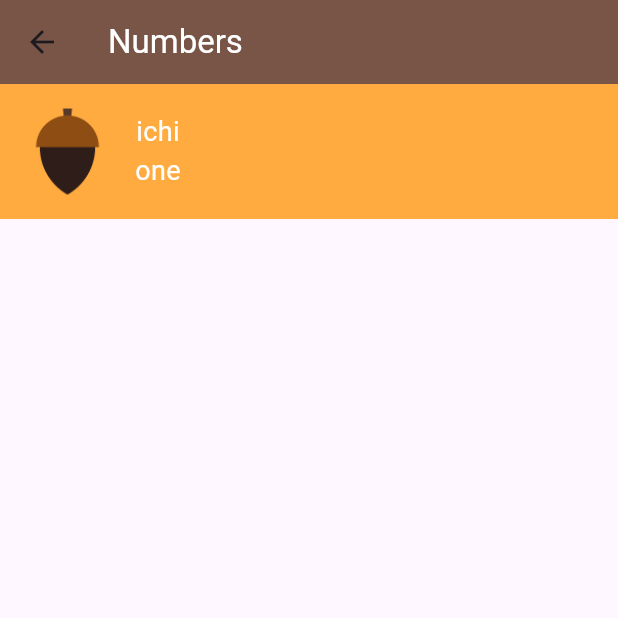
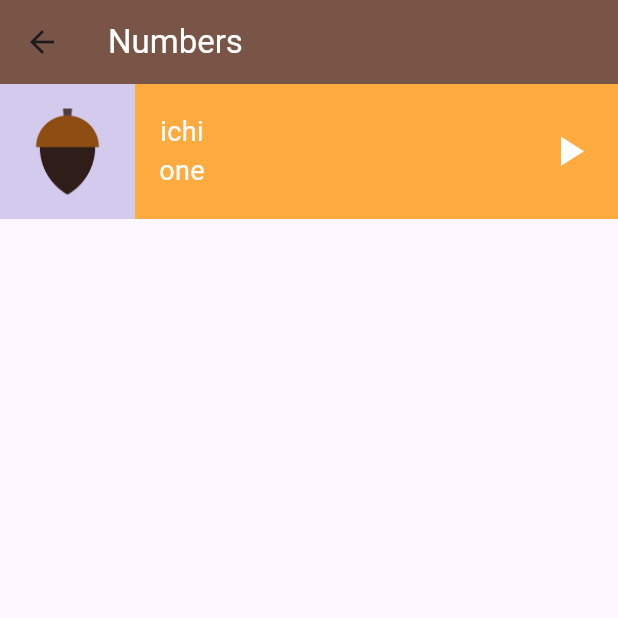
Before and after one commit to Ghada-Mohamed-Khalaf/Toku, a Flutter app: the NumberPage screen opened directly, on a phone screen of 412 x 824 dp, the top half of it. Run offline on Flutter 3.47's test engine with Material 3 defaults, Android fonts, the phone set to English and light mode, and no system bars.

Commit message:
update  number page

```diff
--- a/lib/views/number_page.dart
+++ b/lib/views/number_page.dart
@@ -15,14 +15,29 @@ class NumberPage extends StatelessWidget {
         color: Colors.orangeAccent,
         child: Row(
           children: [
-            Image.asset("asstes/images/numbers/number_one.png"),
-            Column(
-              mainAxisAlignment: MainAxisAlignment.center,
-              children: [
-                Text("ichi",style: TextStyle(color: Colors.white,fontSize: 18,),),
-                Text("one",style: TextStyle(color: Colors.white,fontSize: 18),),
-              ],
-            )
+            Container(
+              color: Color(0xffE7CECEFF),
+
+
+                child: Image.asset("asstes/images/numbers/number_one.png")),
+            Padding(
+              padding: const EdgeInsets.only(left: 16),
+              child: Column(
+                mainAxisAlignment: MainAxisAlignment.center,
+                children: [
+                  Text("ichi",style: TextStyle(color: Colors.white,fontSize: 18,),),
+                  Text("one",style: TextStyle(color: Colors.white,fontSize: 18),),
+
+                ],
+              ),
+            ),
+            Spacer(flex: 1,),
+
+
+            Padding(
+              padding: const EdgeInsets.only(right:  16),
+              child: Icon(Icons.play_arrow,color: Colors.white,size: 33,),
+            ),
           ],
 
         ),
```
